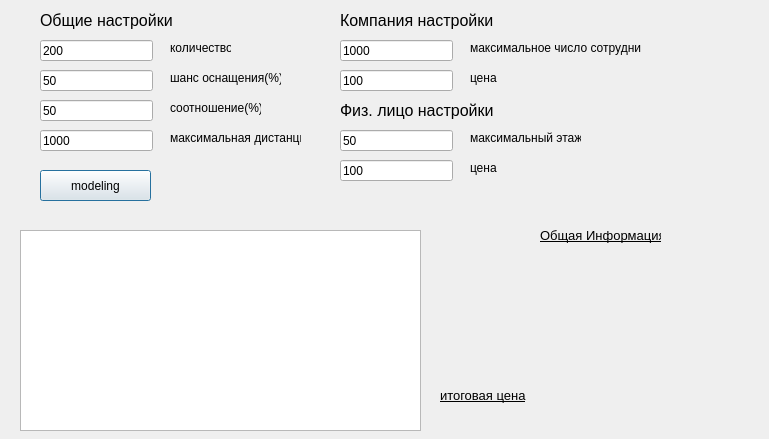
Qt form course/InternetProvider/modelwindow.ui (Tsukun/Programminglab) before a commit.
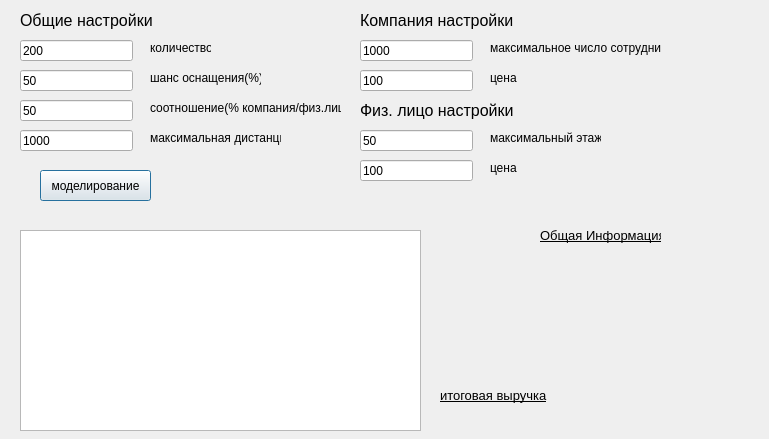
The same form after that commit.

The edit to the form file:
```diff
--- a/course/InternetProvider/modelwindow.ui
+++ b/course/InternetProvider/modelwindow.ui
@@ -28,7 +28,7 @@
   <widget class="QLineEdit" name="countAccount">
    <property name="geometry">
     <rect>
-     <x>40</x>
+     <x>20</x>
      <y>40</y>
      <width>113</width>
      <height>21</height>
@@ -41,7 +41,7 @@
   <widget class="QLineEdit" name="chanceEquip">
    <property name="geometry">
     <rect>
-     <x>40</x>
+     <x>20</x>
      <y>70</y>
      <width>113</width>
      <height>21</height>
@@ -54,7 +54,7 @@
   <widget class="QLineEdit" name="ratioAccount">
    <property name="geometry">
     <rect>
-     <x>40</x>
+     <x>20</x>
      <y>100</y>
      <width>113</width>
      <height>21</height>
@@ -67,7 +67,7 @@
   <widget class="QLabel" name="label">
    <property name="geometry">
     <rect>
-     <x>170</x>
+     <x>150</x>
      <y>40</y>
      <width>61</width>
      <height>16</height>
@@ -80,7 +80,7 @@
   <widget class="QLabel" name="label_2">
    <property name="geometry">
     <rect>
-     <x>170</x>
+     <x>150</x>
      <y>70</y>
      <width>111</width>
      <height>16</height>
@@ -93,14 +93,14 @@
   <widget class="QLabel" name="label_3">
    <property name="geometry">
     <rect>
-     <x>170</x>
+     <x>150</x>
      <y>100</y>
-     <width>91</width>
+     <width>191</width>
      <height>16</height>
     </rect>
    </property>
    <property name="text">
-    <string>соотношение(%)</string>
+    <string>соотношение(% компания/физ.лицо)</string>
    </property>
   </widget>
   <widget class="QPushButton" name="pushButton">
@@ -118,13 +118,13 @@
     </font>
    </property>
    <property name="text">
-    <string>modeling</string>
+    <string>моделирование</string>
    </property>
   </widget>
   <widget class="QLineEdit" name="maxDistance">
    <property name="geometry">
     <rect>
-     <x>40</x>
+     <x>20</x>
      <y>130</y>
      <width>113</width>
      <height>21</height>
@@ -137,7 +137,7 @@
   <widget class="QLabel" name="label_4">
    <property name="geometry">
     <rect>
-     <x>170</x>
+     <x>150</x>
      <y>130</y>
      <width>131</width>
      <height>16</height>
@@ -150,7 +150,7 @@
   <widget class="QLineEdit" name="maxCount">
    <property name="geometry">
     <rect>
-     <x>340</x>
+     <x>360</x>
      <y>40</y>
      <width>113</width>
      <height>21</height>
@@ -163,7 +163,7 @@
   <widget class="QLabel" name="label_5">
    <property name="geometry">
     <rect>
-     <x>470</x>
+     <x>490</x>
      <y>40</y>
      <width>171</width>
      <height>16</height>
@@ -176,7 +176,7 @@
   <widget class="QLabel" name="label_6">
    <property name="geometry">
     <rect>
-     <x>340</x>
+     <x>360</x>
      <y>10</y>
      <width>161</width>
      <height>21</height>
@@ -194,7 +194,7 @@
   <widget class="QLabel" name="label_7">
    <property name="geometry">
     <rect>
-     <x>40</x>
+     <x>20</x>
      <y>10</y>
      <width>141</width>
      <height>21</height>
@@ -212,7 +212,7 @@
   <widget class="QLabel" name="label_8">
    <property name="geometry">
     <rect>
-     <x>470</x>
+     <x>490</x>
      <y>130</y>
      <width>111</width>
      <height>16</height>
@@ -225,7 +225,7 @@
   <widget class="QLineEdit" name="maxFloor">
    <property name="geometry">
     <rect>
-     <x>340</x>
+     <x>360</x>
      <y>130</y>
      <width>113</width>
      <height>21</height>
@@ -238,7 +238,7 @@
   <widget class="QLabel" name="label_9">
    <property name="geometry">
     <rect>
-     <x>340</x>
+     <x>360</x>
      <y>100</y>
      <width>161</width>
      <height>21</height>
@@ -256,7 +256,7 @@
   <widget class="QLineEdit" name="coeffpricecomp">
    <property name="geometry">
     <rect>
-     <x>340</x>
+     <x>360</x>
      <y>70</y>
      <width>113</width>
      <height>21</height>
@@ -269,7 +269,7 @@
   <widget class="QLabel" name="label_10">
    <property name="geometry">
     <rect>
-     <x>470</x>
+     <x>490</x>
      <y>70</y>
      <width>171</width>
      <height>16</height>
@@ -282,7 +282,7 @@
   <widget class="QLabel" name="label_11">
    <property name="geometry">
     <rect>
-     <x>470</x>
+     <x>490</x>
      <y>160</y>
      <width>171</width>
      <height>16</height>
@@ -295,7 +295,7 @@
   <widget class="QLineEdit" name="coeffpriceindiv">
    <property name="geometry">
     <rect>
-     <x>340</x>
+     <x>360</x>
      <y>160</y>
      <width>113</width>
      <height>21</height>
@@ -308,7 +308,7 @@
   <widget class="QLabel" name="finalprice">
    <property name="geometry">
     <rect>
-     <x>540</x>
+     <x>560</x>
      <y>380</y>
      <width>131</width>
      <height>31</height>
@@ -328,7 +328,7 @@
     <rect>
      <x>440</x>
      <y>380</y>
-     <width>101</width>
+     <width>111</width>
      <height>31</height>
     </rect>
    </property>
@@ -339,7 +339,7 @@
     </font>
    </property>
    <property name="text">
-    <string>итоговая цена</string>
+    <string>итоговая выручка</string>
    </property>
   </widget>
   <widget class="QPlainTextEdit" name="plainTextEdit">
```
